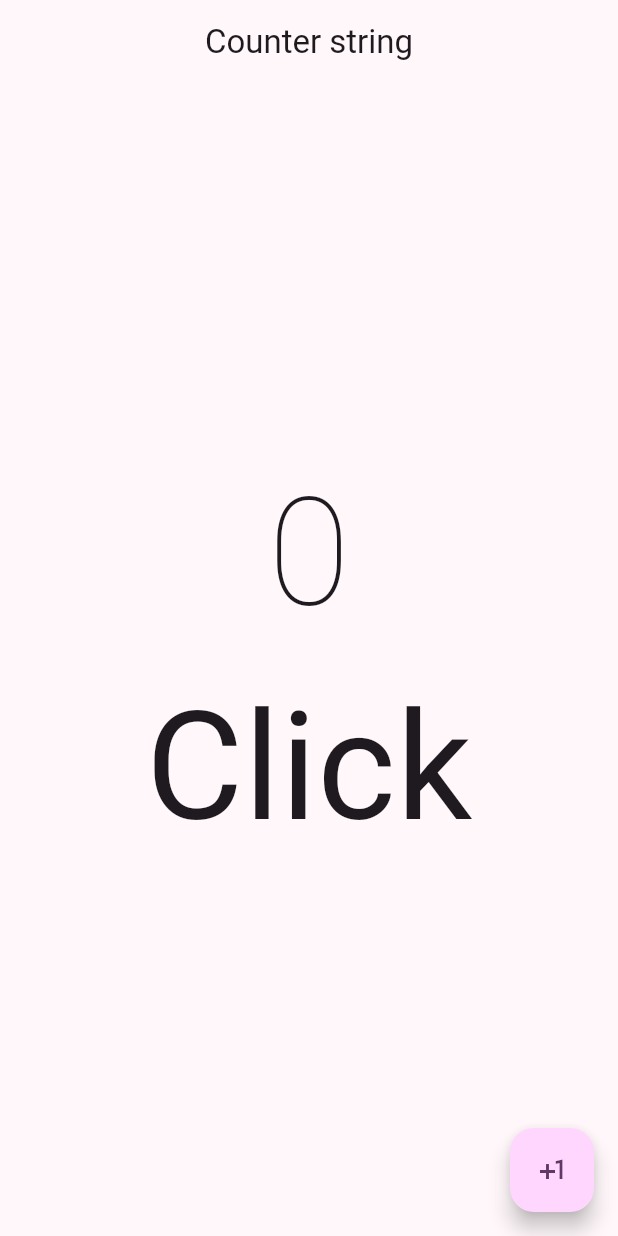
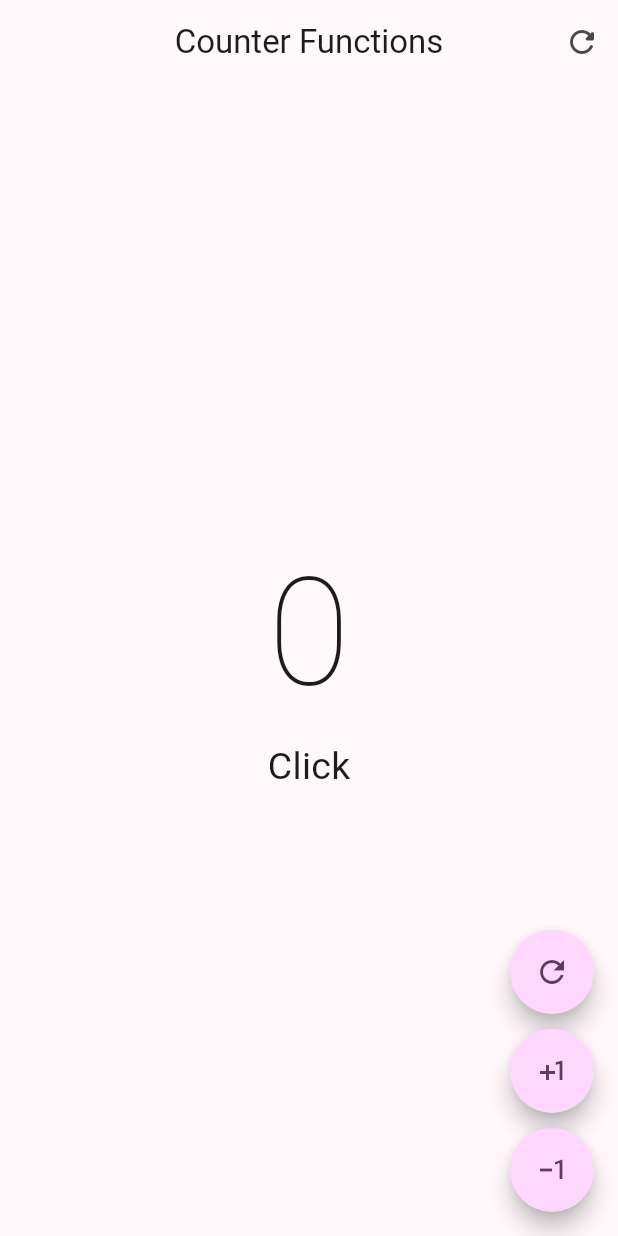
Before and after one commit to HassanAbbud/flutter-hello-world, a Flutter app: the screen it shows after launch, on a phone screen of 412 x 824 dp. Run offline on Flutter 3.47's test engine with Material 3 defaults, Android fonts, the phone set to English and light mode, and no system bars.

```diff
--- a/lib/main.dart
+++ b/lib/main.dart
@@ -1,4 +1,5 @@
 import 'package:flutter/material.dart';
+import 'package:hello_world_app/presentations/screens/counter_functions_screen.dart';
 import 'package:hello_world_app/presentations/screens/counter_screen.dart';
 
 void main() {
@@ -19,7 +20,7 @@ class MyApp extends StatelessWidget{
         colorSchemeSeed: Colors.purple,
       ),
 
-      home: const CounterScreen(),
+      home: const CounterFunctionsScreen(),
     );
   }
 
--- /dev/null
+++ b/lib/presentations/screens/counter_functions_screen.dart
@@ -0,0 +1,78 @@
+import 'package:flutter/material.dart';
+
+class CounterFunctionsScreen extends StatefulWidget {
+  const CounterFunctionsScreen({super.key});
+
+  @override
+  State<CounterFunctionsScreen> createState() => _CounterFunctionsScreenState();
+}
+
+class _CounterFunctionsScreenState extends State<CounterFunctionsScreen> {
+  int clickCounter = 0;
+
+  @override
+  Widget build(BuildContext context) {
+    return Scaffold(
+      appBar: AppBar(
+        title: const Text("Counter Functions"),
+        centerTitle: true,
+        actions: [
+          IconButton(
+            icon: const Icon(Icons.refresh_rounded),
+
+            onPressed: (){
+              setState(() {
+                clickCounter = 0;
+              });
+            },
+          )
+        ],
+      ),
+      body: Center(
+        child: Column(
+          mainAxisAlignment: MainAxisAlignment.center,
+          children: [
+            Text("$clickCounter", style: const TextStyle(fontSize: 100, fontWeight: FontWeight.w100)),
+            Text(clickCounter > 0 ? "Clicks": "Click", style: const TextStyle( fontSize: 25)),
+          ],
+        )
+      ),
+
+      floatingActionButton: const Column(
+        mainAxisAlignment: MainAxisAlignment.end,
+        children: [
+
+          CustomButton(icon: Icons.refresh_outlined),
+          SizedBox(height: 10),
+
+          CustomButton(icon: Icons.plus_one),
+          SizedBox(height: 10),
+
+          CustomButton(icon: Icons.exposure_minus_1_outlined),
+        ],
+      ),
+    );
+  }
+}
+
+class CustomButton extends StatelessWidget {
+
+  final IconData icon;
+
+  const CustomButton({
+    super.key,
+    required this.icon,
+  });
+
+  @override
+  Widget build(BuildContext context) {
+    return FloatingActionButton(
+
+      shape: const StadiumBorder(),
+      onPressed: () {
+      },
+      child: Icon(icon),
+
+    );
+  }
+}
--- a/lib/presentations/screens/counter_screen.dart
+++ b/lib/presentations/screens/counter_screen.dart
@@ -22,7 +22,7 @@ class _CounterScreenState extends State<CounterScreen> {
           mainAxisAlignment: MainAxisAlignment.center,
           children: [
             Text("$clickCounter", style: const TextStyle(fontSize: 100, fontWeight: FontWeight.w100)),
-            Text(clickCounter > 0 ? "Clicks": "Click", style: const TextStyle( fontSize: 100)),
+            Text(clickCounter > 0 ? "Clicks": "Click", style: const TextStyle( fontSize: 25)),
           ],
         )
       ),
```
